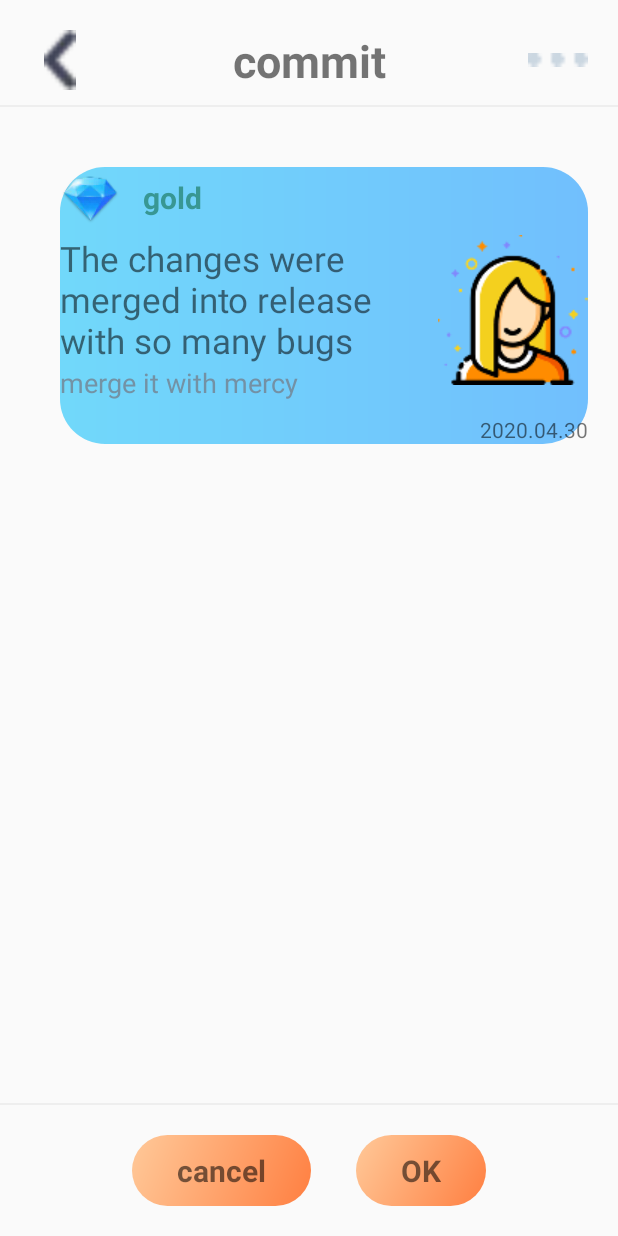
After one commit to weikeet/FluentView, an Android app: the layout activity_static_constraint_layout.xml on its own in the app's theme, with its tools: preview values and no code run, on a phone screen of 412 x 824 dp. The commit adds this screen. Run offline under Robolectric (Android 15) with nearby library versions, the light colour scheme and no system bars.

Commit message:
add constraint test

```diff
--- a/app/src/main/java/com/weicools/kotlinlayout/MainActivity.kt
+++ b/app/src/main/java/com/weicools/kotlinlayout/MainActivity.kt
@@ -51,13 +51,14 @@ class MainActivity : AppCompatActivity() {
     super.onCreate(savedInstanceState)
     // setContentView(R.layout.activity_main)
 
-    // setContentView(R.layout.activity_static_layout)
+    // setContentView(R.layout.activity_static_traditional_layout)
+    setContentView(R.layout.activity_static_constraint_layout)
     // setContentView(buildViewByDsl())
 
     // setContentView(R.layout.activity_traditional_layout)
 
     // setContentView(R.layout.activity_constraint_layout)
-    setContentView(buildConstraintLayout())
+    // setContentView(buildConstraintLayout())
 
     val testView = findView<View>(2)
     Log.d("findViewById", "View = $testView, View = ${testView?.let { it::class.simpleName }}")
@@ -229,10 +230,10 @@ class MainActivity : AppCompatActivity() {
       ImageView {
         ds_layout_width = 40.dp
         ds_layout_height = 40.dp
+        ds_marginEnd = 20.dp
         ds_imageSrc = R.drawable.ic_member_more
         ds_constraintVertical_alignOf = R.id.ivBack
         ds_constraintEnd_toEndOf = parent_id
-        ds_marginEnd = 20.dp
       }
 
       View {
@@ -244,16 +245,15 @@ class MainActivity : AppCompatActivity() {
         ds_constraintTop_toBottomOf = R.id.ivBack
       }
 
-      Layer {
+      View {
         id = R.id.layer
-        ds_layout_width = wrap_content
-        ds_layout_height = wrap_content
+        ds_layout_width = 0
+        ds_layout_height = 0
         ds_backgroundRes = R.drawable.tag_checked_shape
+        ds_constraintBottom_toBottomOf = R.id.tvTime
+        ds_constraintEnd_toEndOf = R.id.ivAvatar
         ds_constraintStart_toStartOf = R.id.ivDiamond
         ds_constraintTop_toTopOf = R.id.ivDiamond
-        ds_constraintBottom_toBottomOf = R.id.tvTime
-        ds_constraintEnd_toEndOf = R.id.tvTime
-        referencedIds = intArrayOf(R.id.ivDiamond, R.id.tvTitle, R.id.tvContent, R.id.ivAvatar, R.id.tvTime, R.id.tvSub)
       }
 
       ImageView {
@@ -279,7 +279,7 @@ class MainActivity : AppCompatActivity() {
         ds_constraintVertical_alignOf = R.id.ivDiamond
         ds_constraintStart_toEndOf = R.id.ivDiamond
         gravity = Gravity.CENTER
-        text = "gole"
+        text = "gold"
       }
 
       TextView {
@@ -288,9 +288,9 @@ class MainActivity : AppCompatActivity() {
         ds_layout_height = wrap_content
         ds_marginTop = 5.dp
         ds_textSizeDp = 23f
+        ds_constraintEnd_toStartOf = R.id.ivAvatar
         ds_constraintStart_toStartOf = R.id.ivDiamond
         ds_constraintTop_toBottomOf = R.id.ivDiamond
-        ds_constraintEnd_toStartOf = R.id.ivAvatar
         text = "The changes were merged into release with so many bugs"
       }
 
--- /dev/null
+++ b/app/src/main/res/layout/activity_static_constraint_layout.xml
@@ -0,0 +1,168 @@
+<?xml version="1.0" encoding="utf-8"?>
+<androidx.constraintlayout.widget.ConstraintLayout
+    xmlns:android="http://schemas.android.com/apk/res/android"
+    xmlns:app="http://schemas.android.com/apk/res-auto"
+    xmlns:tools="http://schemas.android.com/tools"
+    android:layout_width="match_parent"
+    android:layout_height="match_parent"
+    tools:ignore="HardcodedText">
+
+    <androidx.appcompat.widget.AppCompatImageView
+        android:id="@+id/ivBack"
+        android:layout_width="40dp"
+        android:layout_height="40dp"
+        android:layout_marginStart="20dp"
+        android:layout_marginTop="20dp"
+        android:src="@drawable/ic_back_black"
+        app:layout_constraintStart_toStartOf="parent"
+        app:layout_constraintTop_toTopOf="parent" />
+
+    <TextView
+        android:layout_width="wrap_content"
+        android:layout_height="wrap_content"
+        android:text="commit"
+        android:textSize="30sp"
+        android:textStyle="bold"
+        app:layout_constraintBottom_toBottomOf="@id/ivBack"
+        app:layout_constraintEnd_toEndOf="parent"
+        app:layout_constraintStart_toStartOf="parent"
+        app:layout_constraintTop_toTopOf="@id/ivBack" />
+
+    <androidx.appcompat.widget.AppCompatImageView
+        android:layout_width="40dp"
+        android:layout_height="40dp"
+        android:layout_marginEnd="20dp"
+        android:src="@drawable/ic_member_more"
+        app:layout_constraintBottom_toBottomOf="@id/ivBack"
+        app:layout_constraintEnd_toEndOf="parent"
+        app:layout_constraintTop_toTopOf="@id/ivBack" />
+
+    <View
+        android:id="@+id/vDivider"
+        android:layout_width="match_parent"
+        android:layout_height="1dp"
+        android:layout_marginTop="10dp"
+        android:background="#eeeeee"
+        app:layout_constraintTop_toBottomOf="@id/ivBack" />
+
+    <View
+        android:id="@+id/vbg"
+        android:layout_width="0dp"
+        android:layout_height="0dp"
+        android:background="@drawable/tag_checked_shape"
+        app:layout_constraintBottom_toBottomOf="@id/tvTime"
+        app:layout_constraintEnd_toEndOf="@id/ivAvatar"
+        app:layout_constraintStart_toStartOf="@id/ivDiamond"
+        app:layout_constraintTop_toTopOf="@id/ivDiamond" />
+
+    <androidx.appcompat.widget.AppCompatImageView
+        android:id="@+id/ivDiamond"
+        android:layout_width="40dp"
+        android:layout_height="40dp"
+        android:layout_marginStart="20dp"
+        android:layout_marginTop="40dp"
+        android:src="@drawable/diamond_tag"
+        app:layout_constraintStart_toStartOf="@id/ivBack"
+        app:layout_constraintTop_toBottomOf="@id/vDivider" />
+
+    <TextView
+        android:id="@+id/tvTitle"
+        android:layout_width="wrap_content"
+        android:layout_height="wrap_content"
+        android:layout_marginStart="5dp"
+        android:gravity="center"
+        android:padding="10dp"
+        android:text="gold"
+        android:textColor="#389793"
+        android:textSize="20sp"
+        android:textStyle="bold"
+        app:layout_constraintBottom_toBottomOf="@id/ivDiamond"
+        app:layout_constraintStart_toEndOf="@id/ivDiamond"
+        app:layout_constraintTop_toTopOf="@id/ivDiamond" />
+
+    <TextView
+        android:id="@+id/tvContent"
+        android:layout_width="0dp"
+        android:layout_height="wrap_content"
+        android:layout_marginTop="5dp"
+        android:text="The changes were merged into release with so many bugs"
+        android:textSize="23sp"
+        app:layout_constraintEnd_toStartOf="@id/ivAvatar"
+        app:layout_constraintStart_toStartOf="@id/ivDiamond"
+        app:layout_constraintTop_toBottomOf="@id/ivDiamond" />
+
+    <androidx.appcompat.widget.AppCompatImageView
+        android:id="@+id/ivAvatar"
+        android:layout_width="100dp"
+        android:layout_height="100dp"
+        android:layout_marginEnd="20dp"
+        android:src="@drawable/user_portrait_gender_female"
+        app:layout_constraintEnd_toEndOf="parent"
+        app:layout_constraintStart_toEndOf="@id/tvContent"
+        app:layout_constraintTop_toTopOf="@id/tvContent" />
+
+    <TextView
+        android:id="@+id/tvSub"
+        android:layout_width="wrap_content"
+        android:layout_height="wrap_content"
+        android:text="merge it with mercy"
+        android:textColor="#c4747E8B"
+        android:textSize="18sp"
+        app:layout_constraintStart_toStartOf="@id/ivDiamond"
+        app:layout_constraintTop_toBottomOf="@id/tvContent" />
+
+    <TextView
+        android:id="@+id/tvTime"
+        android:layout_width="wrap_content"
+        android:layout_height="wrap_content"
+        android:layout_marginTop="20dp"
+        android:text="2020.04.30"
+        app:layout_constraintEnd_toEndOf="@id/ivAvatar"
+        app:layout_constraintTop_toBottomOf="@id/ivAvatar" />
+
+    <TextView
+        android:id="@+id/tvCancel"
+        android:layout_width="wrap_content"
+        android:layout_height="wrap_content"
+        android:layout_marginEnd="30dp"
+        android:layout_marginBottom="20dp"
+        android:background="@drawable/bg_orange_btn"
+        android:paddingStart="30dp"
+        android:paddingTop="10dp"
+        android:paddingEnd="30dp"
+        android:paddingBottom="10dp"
+        android:text="cancel"
+        android:textSize="20sp"
+        android:textStyle="bold"
+        app:layout_constraintBottom_toBottomOf="parent"
+        app:layout_constraintEnd_toStartOf="@id/tvOK"
+        app:layout_constraintHorizontal_chainStyle="packed"
+        app:layout_constraintStart_toStartOf="parent" />
+
+    <TextView
+        android:id="@+id/tvOK"
+        android:layout_width="wrap_content"
+        android:layout_height="wrap_content"
+        android:layout_marginBottom="20dp"
+        android:background="@drawable/bg_orange_btn"
+        android:paddingStart="30dp"
+        android:paddingTop="10dp"
+        android:paddingEnd="30dp"
+        android:paddingBottom="10dp"
+        android:text="OK"
+        android:textSize="20sp"
+        android:textStyle="bold"
+        app:layout_constraintBottom_toBottomOf="parent"
+        app:layout_constraintEnd_toEndOf="parent"
+        app:layout_constraintHorizontal_chainStyle="packed"
+        app:layout_constraintStart_toEndOf="@id/tvCancel" />
+
+    <View
+        android:layout_width="0dp"
+        android:layout_height="1dp"
+        android:layout_marginBottom="20dp"
+        android:background="#eeeeee"
+        app:layout_constraintBottom_toTopOf="@id/tvCancel"
+        app:layout_constraintEnd_toEndOf="parent"
+        app:layout_constraintStart_toStartOf="parent" />
+</androidx.constraintlayout.widget.ConstraintLayout>
```
Also changed, not shown: app/src/main/res/layout/activity_static_traditional_layout.xml (renamed from app/src/main/res/layout/activity_static_layout.xml).
